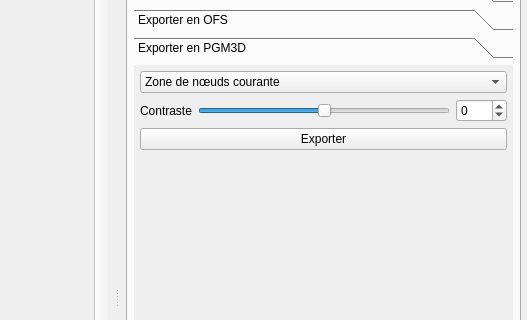
This is ui/mainwindow.ui in akrah/TKDetection as Qt 5 draws it before an edit; both pictures show x 453 to 980 and y 134 to 454 of the 980 by 847 pixel window. The edited form follows.
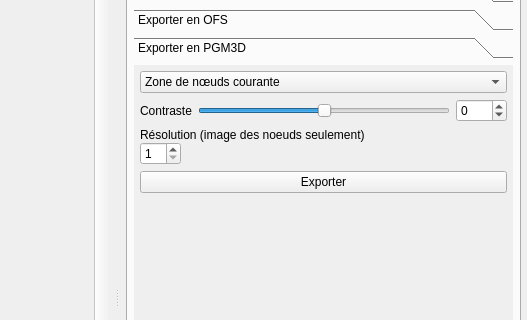
This is the edited form. Custom widgets are drawn as their Qt base class.

Commit message: ajout chgt resolution

The edit to the form file:
```diff
--- a/ui/mainwindow.ui
+++ b/ui/mainwindow.ui
@@ -2264,6 +2264,33 @@
                </item>
               </layout>
              </item>
+             <item>
+              <layout class="QFormLayout" name="formLayout_21">
+               <property name="horizontalSpacing">
+                <number>0</number>
+               </property>
+               <property name="verticalSpacing">
+                <number>0</number>
+               </property>
+               <item row="1" column="0">
+                <widget class="QSpinBox" name="_spinPGM3DExportResolution">
+                 <property name="minimum">
+                  <number>1</number>
+                 </property>
+                 <property name="maximum">
+                  <number>10</number>
+                 </property>
+                </widget>
+               </item>
+               <item row="0" column="0">
+                <widget class="QLabel" name="label_48">
+                 <property name="text">
+                  <string>Résolution (image des noeuds seulement)</string>
+                 </property>
+                </widget>
+               </item>
+              </layout>
+             </item>
              <item>
               <widget class="QPushButton" name="_buttonExportToPgm3d">
                <property name="text">
```
Left out of the diff: 8 changed lines with no effect on the pictures. The commit also changes 1 other file.
